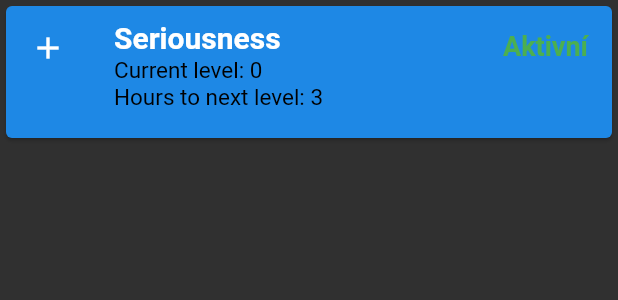
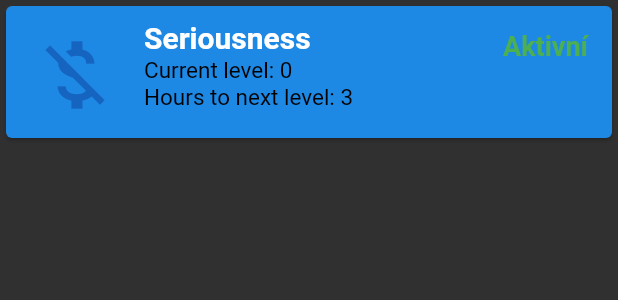
Before and after one commit to sawduststudios/gvp_sim, a Flutter app: the SkillTile widget shown alone on an empty page, opened directly with sample values from the repository, on a phone screen of 412 x 824 dp. Shown: the top 300 px of the screen. Run offline on Flutter 3.47's test engine with Material 2 defaults, Android fonts, the phone set to English and light mode, and no system bars; drawn by our look-alikes of flutter_slidable; our stand-ins replace material_design_icons_flutter, moor, moor_flutter; missing offline and left inert: swipedetector; generated files the repository leaves out were written again.

Commit message:
Add files via upload

```diff
--- a/lib/database/dataStorage.dart
+++ b/lib/database/dataStorage.dart
@@ -1,7 +1,9 @@
+import 'package:flutter/material.dart';
 import "package:gvp_sim_db/database/moor_database.dart";
 import 'package:gvp_sim_db/buttonData.dart';
 import 'package:gvp_sim_db/event.dart';
 import 'package:gvp_sim_db/eventState.dart';
+import 'package:material_design_icons_flutter/material_design_icons_flutter.dart';
 
 class DataStorage {
 
@@ -99,6 +101,12 @@ class DataStorage {
       available: true,
     ),
   ];
+
+  static  Map<String, IconData> skillIcons= {
+    'kytara' : Icons.add,
+    'Flutter' : Icons.calendar_view_day
+  };
+
 //todo: tvuj program dela initStateID s malym 'd'
   static List<Event> events = [
     Event(
--- a/lib/profilePage.dart
+++ b/lib/profilePage.dart
@@ -3,6 +3,7 @@ import 'package:gvp_sim_db/database/moor_database.dart';
 import 'package:gvp_sim_db/gameData.dart';
 import 'package:provider/provider.dart';
 import 'package:swipedetector/swipedetector.dart';
+import 'database/dataStorage.dart';
 
 class ProfilePage extends StatefulWidget {
   @override
@@ -356,7 +357,7 @@ class _SkillBoxState extends State<SkillBox> {
                 //icona skillu
                 Expanded(
                   child: Icon(
-                    Icons.account_balance,
+                    (DataStorage.skillIcons.keys.contains(activeSkill.name)) ? DataStorage.skillIcons[activeSkill.name] : Icons.money_off,
                     size: 60,
                     color: Theme.of(context).primaryColor,
                   ),
--- a/lib/skill_page.dart
+++ b/lib/skill_page.dart
@@ -5,6 +5,7 @@ import 'database/moor_database.dart';
 import 'package:moor/moor.dart';
 import 'package:flutter_slidable/flutter_slidable.dart';
 import 'gameData.dart';
+import 'database/dataStorage.dart';
 
 class SkillPage extends StatefulWidget {
   @override
@@ -90,7 +91,11 @@ class SkillTile extends StatelessWidget {
       child: Card(
         color: shownSkill.available ? Theme.of(context).accentColor : Colors.grey,
         child: ListTile(
-            leading: Icon(Icons.add, color: Colors.white,), //FlutterLogo(size: 72.0),
+            leading: Icon(
+              (DataStorage.skillIcons.keys.contains(shownSkill.name)) ? DataStorage.skillIcons[shownSkill.name] : Icons.money_off,
+              size: 60,
+              color: Theme.of(context).primaryColor,
+            ), //FlutterLogo(size: 72.0),
             onTap: () {},
             title: Text("${shownSkill.name}", style: TextStyle(fontWeight: FontWeight.bold, fontSize: 20, color: Colors.white)),
             subtitle: Text(
--- a/pubspec.yaml
+++ b/pubspec.yaml
@@ -24,6 +24,7 @@ dependencies:
   build_runner: ^1.7.4
   flutter_slidable: ^0.5.4
   swipedetector: ^1.2.0
+  material_design_icons_flutter: ^4.0.5145
 
   # The following adds the Cupertino Icons font to your application.
   # Use with the CupertinoIcons class for iOS style icons.
```
